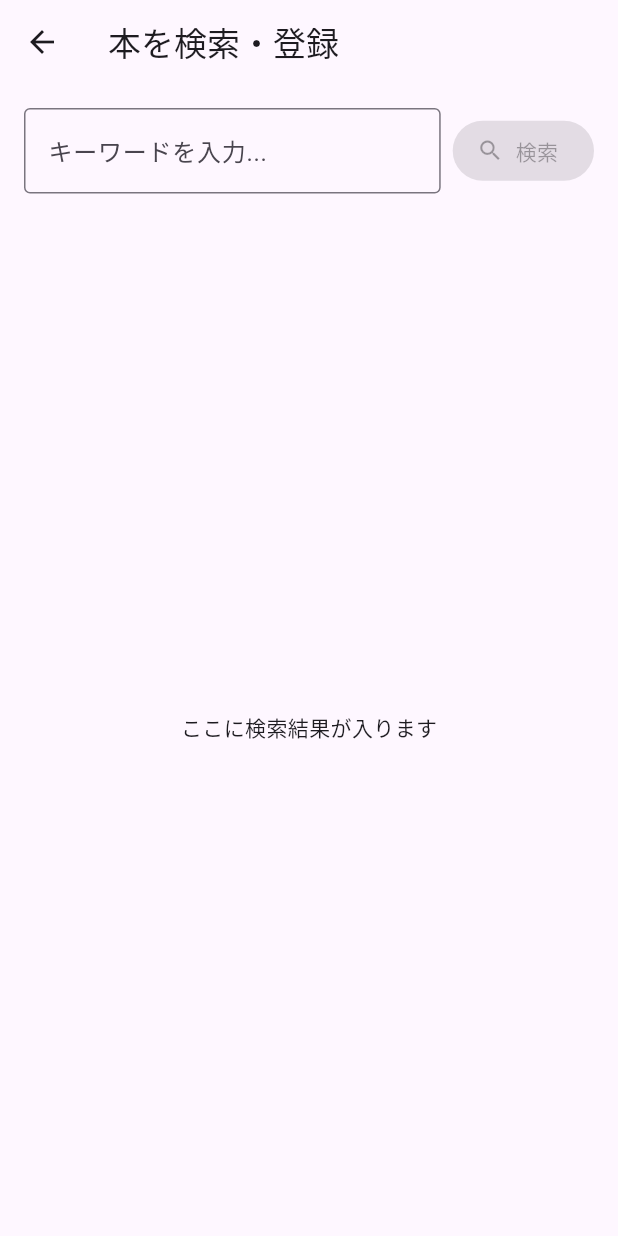
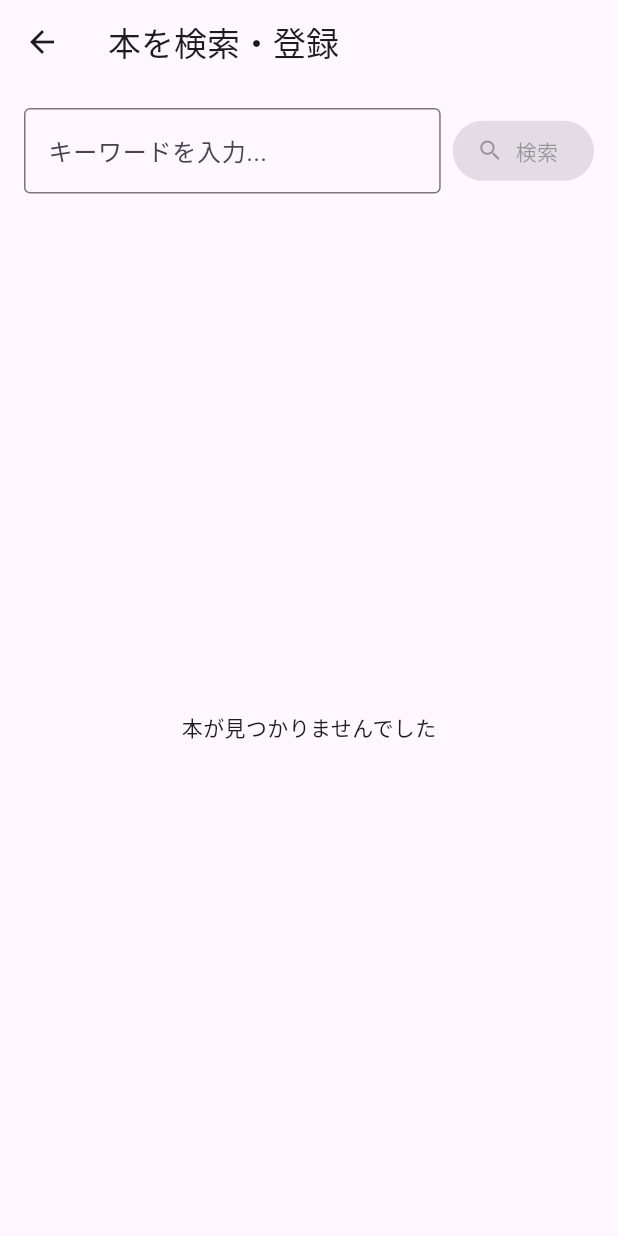
Before and after one commit to takahashigani/Book, a Flutter app: the AddBookPage screen opened directly, on a phone screen of 412 x 824 dp. Run offline on Flutter 3.47's test engine with Material 3 defaults, Android fonts, the phone set to English and light mode, and no system bars; our stand-ins replace flutter_dotenv, flutter_riverpod.

Commit message:
add : 途中コミット

```diff
--- a/frontend/lib/presentation/pages/add_book/add_book_page.dart
+++ b/frontend/lib/presentation/pages/add_book/add_book_page.dart
@@ -1,5 +1,6 @@
 import 'package:flutter/material.dart';
 import 'package:flutter_riverpod/flutter_riverpod.dart';
+import 'package:frontend/data/models/serched_book_model.dart';
 import 'package:frontend/domain/usecases/add_book.dart';
 import 'package:frontend/providers/presentation_providers.dart';
 
@@ -71,8 +72,57 @@ class AddBookPage extends ConsumerWidget {
 
   // 検索結果を表示するWidget
   Widget _buildSearchResults(WidgetRef ref) {
-    return const Center(
-      child: Text('ここに検索結果が入ります'),
+    final searchState = ref.watch(searchBookProvider);
+    return searchState.when(
+      loading: () => const Center(child: CircularProgressIndicator()),
+
+      error: (error, stack) => Center(
+        child: Column(
+          mainAxisAlignment: MainAxisAlignment.center,
+          children: [
+            Text('エラー: $error'),
+            const SizedBox(height: 10),
+            ElevatedButton(
+              onPressed: () {
+                final keyword = ref.read(searchKeywordProvider);
+                ref.read(searchBookProvider.notifier).search(keyword);
+              },
+              child: const Text('再試行'),
+            )
+          ]
+        )
+      ),
+
+      data: (books) {
+        if (books.isEmpty) {
+          return const Center(child: Text('本が見つかりませんでした'));
+        }
+        return ListView.builder(
+          itemCount: books.length,
+          itemBuilder: (context, index) {
+            final book = books[index];
+            final volumeInfo = book.volumeInfo;
+            final imageUrl = volumeInfo.imageLinks?.thumbnail ?? volumeInfo.imageLinks?.smallThumbnail;
+
+            return ListTile(
+              leading: imageUrl != null
+                  ? Image.network(imageUrl, width: 40, fit: BoxFit.cover,
+                  errorBuilder: (c, e, s) => const Icon(Icons.broken_image, size: 40,),)
+                  : const Icon(Icons.book, size: 40,),
+              title: Text(volumeInfo.title),
+              subtitle: Text(volumeInfo.authors?.join(', ') ?? '著者不明'),
+              onTap: () {
+                print('本がタップされました: ${volumeInfo.title}');
+                _showAddBookDialog(context, ref, book);
+              }
+            );
+          }
+        );
+      }
     );
   }
+
+  void _showAddBookDialog(BuildContext context, WidgetRef ref, SearchedBookModel book) {
+
+  }
 }
```
